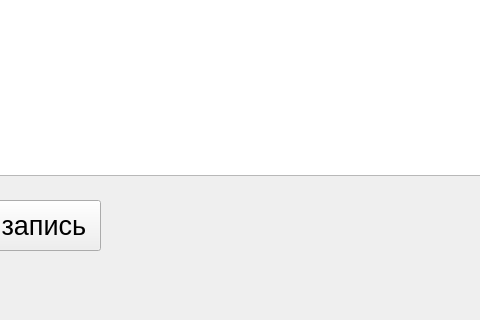
This is main.ui in pepshot/kapuchino as Qt 5 draws it before an edit; both pictures show x 170 to 650 and y 380 to 700 of the 850 by 700 pixel window. The edited form follows.
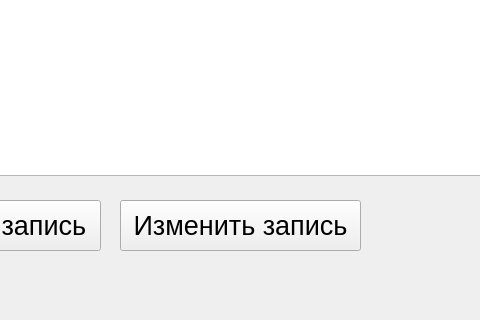
This is the edited form.

The edit to the form file:
```diff
--- a/main.ui
+++ b/main.ui
@@ -42,6 +42,24 @@
      <string>Добавить запись</string>
     </property>
    </widget>
+   <widget class="QPushButton" name="pushButton_2">
+    <property name="geometry">
+     <rect>
+      <x>290</x>
+      <y>580</y>
+      <width>241</width>
+      <height>51</height>
+     </rect>
+    </property>
+    <property name="font">
+     <font>
+      <pointsize>20</pointsize>
+     </font>
+    </property>
+    <property name="text">
+     <string>Изменить запись</string>
+    </property>
+   </widget>
   </widget>
   <widget class="QMenuBar" name="menubar">
    <property name="geometry">
```
